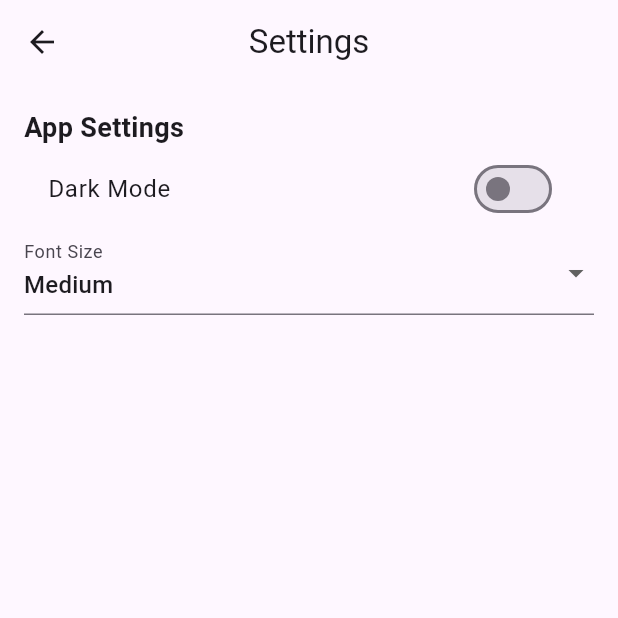
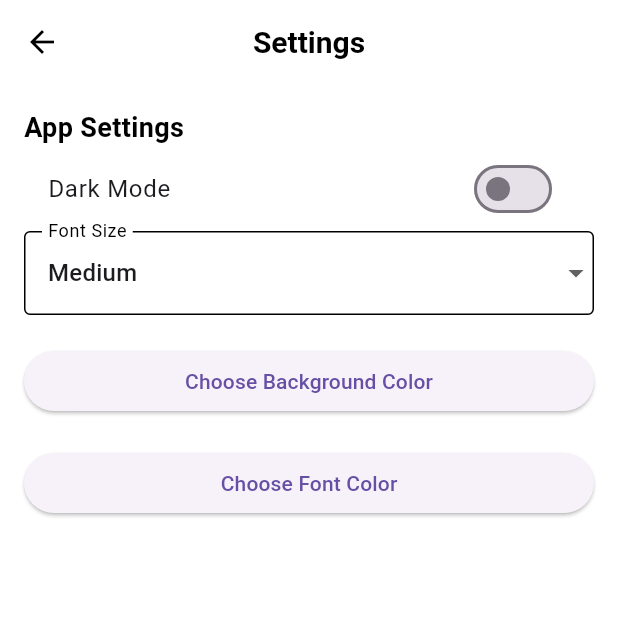
Before and after one commit to AhmadDaneil/reminder_app, a Flutter app: the SettingsPage screen opened by its route, on a phone screen of 412 x 824 dp, the top half of it. Run offline on Flutter 3.47's test engine with Material 3 defaults, Android fonts, the phone set to English and light mode, and no system bars; our stand-ins replace flutter_colorpicker, flutter_local_notifications, flutter_spinkit, flutter_timezone, rxdart, timezone.

Commit message:
Add color picker

```diff
--- a/lib/main.dart
+++ b/lib/main.dart
@@ -21,13 +21,35 @@ class MyApp extends StatelessWidget {
 
   @override
   Widget build(BuildContext context) {
-    final settings = Provider.of<SettingsProvider>(context);
-
-    return MaterialApp(
+    return Consumer<SettingsProvider>(
+      builder: (context, settings, _){
+        return MaterialApp(
       debugShowCheckedModeBanner: false,
       theme: ThemeData(
         brightness: settings.isDarkmode ? Brightness.dark : Brightness.light,
-        textTheme: _getTextTheme(settings.fontSize),
+        scaffoldBackgroundColor: settings.backgroundColor,
+        textTheme: _getTextTheme(settings.fontSize).apply(bodyColor: settings.fontColor,
+        displayColor: settings.fontColor,
+        ),
+        appBarTheme: AppBarTheme(
+          backgroundColor: settings.backgroundColor,
+          iconTheme: IconThemeData(color: settings.fontColor),
+          titleTextStyle: TextStyle(
+            color: settings.fontColor,
+            fontSize: 20,
+            fontWeight: FontWeight.bold,
+          ),
+        ),
+        iconTheme: IconThemeData(color: settings.fontColor),
+        inputDecorationTheme: InputDecorationTheme(
+          labelStyle: TextStyle(color: settings.fontColor),
+          enabledBorder: OutlineInputBorder(
+            borderSide: BorderSide(color: settings.fontColor),
+          ),
+          focusedBorder: OutlineInputBorder(
+            borderSide: BorderSide(color: settings.fontColor),
+          ),
+        ),
       ),
       initialRoute: '/',
       routes: {
@@ -39,6 +61,9 @@ class MyApp extends StatelessWidget {
       },
     );
   }
+    );
+      }
+
   TextTheme _getTextTheme(String size) {
         switch (size) {
           case 'Small':
--- a/lib/screens/add_reminder.dart
+++ b/lib/screens/add_reminder.dart
@@ -52,7 +52,7 @@ class _AddReminderState extends State<AddReminder> {
           children: [
             TextField(
               controller: _titleController,
-              decoration: const InputDecoration(labelText: 'title'),
+              decoration: const InputDecoration(labelText: 'Title'),
             ),
             const SizedBox(height: 10),
             TextField(
--- a/lib/screens/home.dart
+++ b/lib/screens/home.dart
@@ -19,7 +19,7 @@ class _HomeState extends State<Home> {
         child: Text(
           'No Reminders Yet',
           textAlign: TextAlign.center,
-          style: TextStyle(fontWeight: FontWeight.bold, fontSize: 24.0, color: Colors.black54),
+          style: TextStyle(fontWeight: FontWeight.bold, fontSize: 24.0, color: Theme.of(context).textTheme.bodyMedium!.color),
           ),
         ),
         floatingActionButton: FloatingActionButton(
--- a/lib/screens/settings.dart
+++ b/lib/screens/settings.dart
@@ -1,9 +1,47 @@
 import 'package:flutter/material.dart';
 import 'package:reminder_app/services/settings_provider.dart';
 import 'package:provider/provider.dart';
+import 'package:flutter_colorpicker/flutter_colorpicker.dart';
 
 class SettingsPage extends StatelessWidget {
   const SettingsPage({super.key});
+
+  void _showColorPicker(BuildContext context, {
+    required Color initialColor,
+    required void Function(Color) onColorSelected,
+    required String title,
+  }) {
+    Color pickerColor = initialColor;
+
+    showDialog(
+      context: context,
+      builder: (context) => AlertDialog(
+        title: Text(title),
+        content: SingleChildScrollView(
+          child: ColorPicker(
+            pickerColor: pickerColor,
+            onColorChanged: (color) => pickerColor = color,
+            enableAlpha: false,
+            labelTypes: [],
+            pickerAreaHeightPercent: 0.8,
+          ),
+        ),
+        actions: [
+          TextButton(
+          onPressed: ()=> Navigator.of(context).pop(),
+          child: const Text('Cancel'),
+          ),
+          ElevatedButton(
+            onPressed: (){
+              onColorSelected(pickerColor);
+              Navigator.of(context).pop();
+            },
+            child: const Text('Select'),
+          )
+        ],
+      )
+    );
+  }
 
   @override
   Widget build(BuildContext context) {
@@ -18,7 +56,7 @@ class SettingsPage extends StatelessWidget {
         padding: const EdgeInsets.all(16.0),
         child: ListView(
           children: [
-            const Text('App Settings', style: TextStyle(fontSize: 18, fontWeight: FontWeight.bold)),
+            Text('App Settings', style: TextStyle(fontSize: 18, fontWeight: FontWeight.bold, color:Theme.of(context).textTheme.bodyMedium!.color)),
             SwitchListTile(
               value: settings.isDarkmode,
               onChanged: (val) => settings.toggleDarkMode,
@@ -32,6 +70,20 @@ class SettingsPage extends StatelessWidget {
                 },
                 decoration: const InputDecoration(labelText: 'Font Size'),
               ),
+            const SizedBox(height: 20),
+            ElevatedButton(onPressed: () {
+              _showColorPicker(context, initialColor: settings.backgroundColor, onColorSelected: settings.setBackgroundColor, title: 'Select Background Color',
+              );
+            },
+            child: const Text('Choose Background Color'),
+            ),
+            const SizedBox(height: 20),
+            ElevatedButton(onPressed: () {
+              _showColorPicker(context, initialColor: settings.fontColor, onColorSelected: settings.setFontColor, title: 'Select Font Color',
+              );
+            },
+            child: const Text('Choose Font Color'),
+            ),
           ],
         ),
       ),
--- a/lib/services/settings_provider.dart
+++ b/lib/services/settings_provider.dart
@@ -4,8 +4,14 @@ class SettingsProvider with ChangeNotifier{
   bool _isDarkmode = false;
   String _fontSize = 'Medium';
 
+  Color _backgroundColor = LightDarkColors.lightBackground;
+  Color _fontColor = LightDarkColors.lightFont;
+
   bool get isDarkmode => _isDarkmode;
   String get fontSize => _fontSize;
+
+  Color get backgroundColor => _backgroundColor;
+  Color get fontColor => _fontColor;
 
   void toggleDarkMode () {
     _isDarkmode = !_isDarkmode;
@@ -16,4 +22,25 @@ class SettingsProvider with ChangeNotifier{
     _fontSize = size;
     notifyListeners();
   }
+
+  void setBackgroundColor (Color color){
+    _backgroundColor = color;
+    notifyListeners();
+  }
+
+  void setFontColor (Color color){
+    _fontColor = color;
+    notifyListeners();
+  }
 }
+
+class LightDarkColors {
+  //Light Theme
+  static const Color lightBackground = Colors.white;
+  static const Color lightFont = Colors.black;
+
+  //Dark Theme
+  static const Color darkBackground = Colors.black;
+  static const Color darkFont = Colors.white;
+
+}
--- a/pubspec.yaml
+++ b/pubspec.yaml
@@ -41,6 +41,7 @@ dependencies:
   flutter_timezone: ^4.1.1
   shared_provider: ^0.1.1
   provider: ^6.1.5
+  flutter_colorpicker: ^1.1.0
 
 dev_dependencies:
   flutter_test:
```
Also changed, not shown: pubspec.lock.
